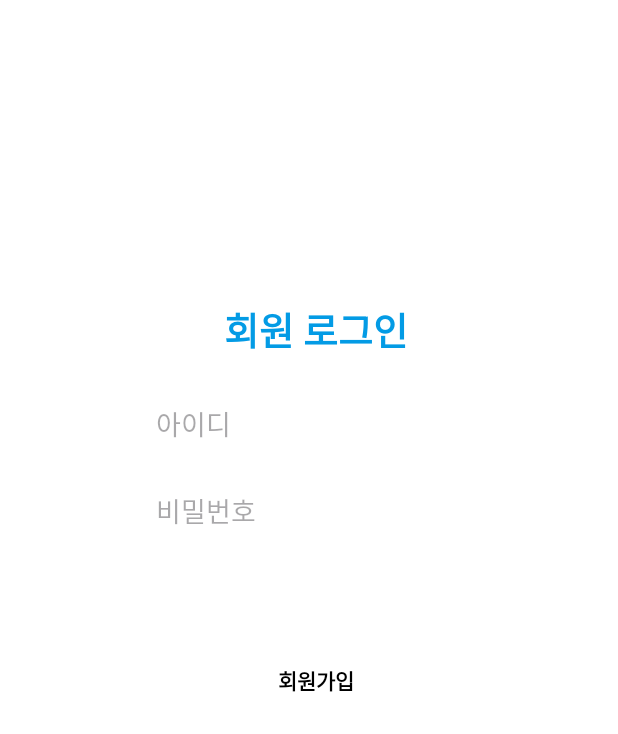
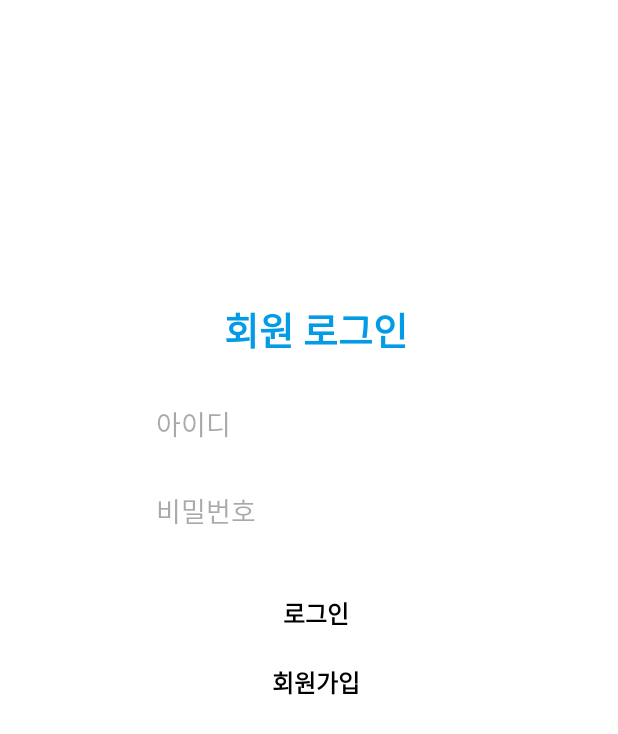
Before and after one commit to DesignTrip1/login, an Android app: the screen it shows after launch (LoginActivity), on a phone screen of 412 x 824 dp. Shown: the top 734 px of the screen. Run offline under Robolectric (Android 15) with nearby library versions, the phone set to English and light mode, and no system bars.

Commit message:
로그인 고침

```diff
--- a/app/src/main/res/layout/activity_login.xml
+++ b/app/src/main/res/layout/activity_login.xml
@@ -59,7 +59,7 @@
             android:layout_marginTop="20dp"
             android:background="@drawable/box_login"
             android:text="로그인"
-            android:textColor="@color/white"
+            android:textColor="@color/black"
             android:textSize="16sp"
             android:textStyle="bold" />
 
@@ -71,7 +71,7 @@
             android:layout_marginTop="10sp"
             android:text="회원가입"
             android:textColor="@color/black"
-            android:textSize="14sp"
+            android:textSize="16sp"
             android:textStyle="bold" />
 
 
```
